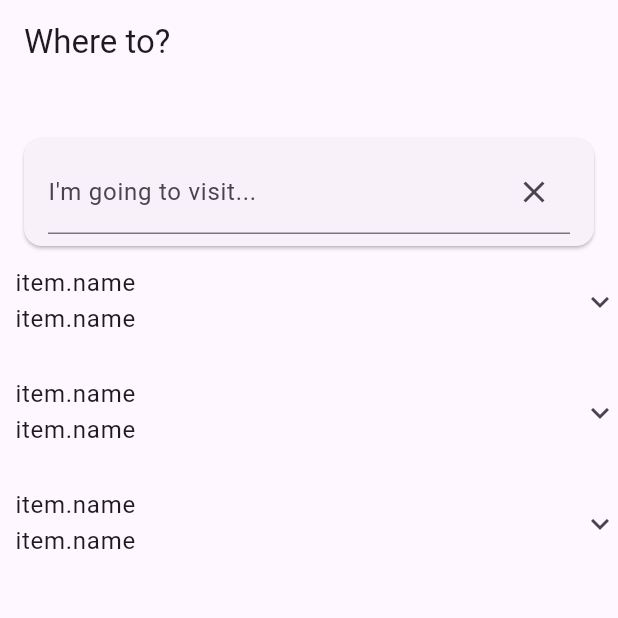
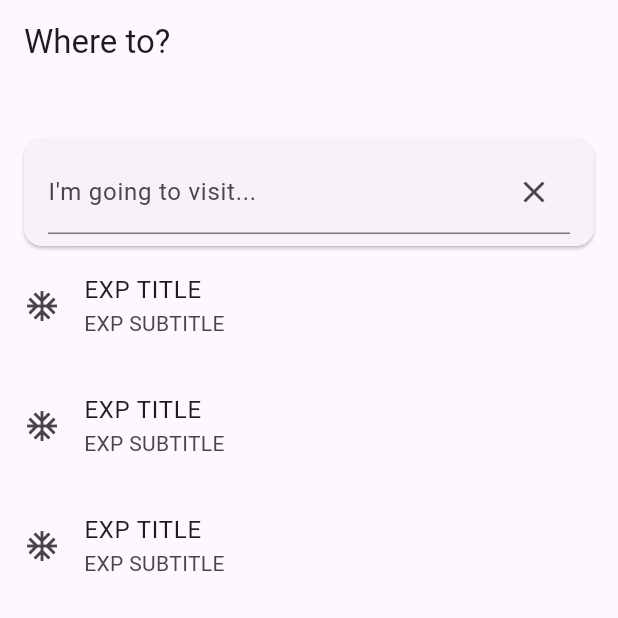
Before and after one commit to flyingV805/WDYWTG, a Flutter app: the screen it shows after launch, on a phone screen of 412 x 824 dp, the top half of it. Run offline on Flutter 3.47's test engine with Material 3 defaults, Android fonts, the phone set to English and light mode, and no system bars; our stand-ins replace dio, equatable, flutter_bloc, geolocator, lottie, retrofit and 3 more; missing offline and left inert: country_flags; generated files the repository leaves out were written again.

Commit message:
SavedPlace Expandable widget - InProgress

```diff
--- /dev/null
+++ b/devtools_options.yaml
@@ -0,0 +1,3 @@
+description: This file stores settings for Dart & Flutter DevTools.
+documentation: https://docs.flutter.dev/tools/devtools/extensions#configure-extension-enablement-states
+extensions:
--- a/lib/features/featureMain/widget/saved_place.dart
+++ b/lib/features/featureMain/widget/saved_place.dart
@@ -1,35 +1,127 @@
 import 'package:flutter/material.dart';
 
+const Duration _expandTime = Duration(milliseconds: 200);
+
 class SavedPlace extends StatefulWidget {
+  final bool initiallyExpanded;
+  final bool maintainState;
 
-  const SavedPlace({super.key});
+  const SavedPlace(
+      {super.key, this.initiallyExpanded = false, this.maintainState = false});
 
   @override
   State<StatefulWidget> createState() => _SavedPlaceState();
 
 }
 
-class _SavedPlaceState extends State<SavedPlace>{
+class _SavedPlaceState extends State<SavedPlace> with SingleTickerProviderStateMixin {
+
+  final Tween<double> _heightFactorTween = Tween<double>(begin: 0.0, end: 1.0);
 
   late AnimationController _animationController;
+  late CurvedAnimation _heightFactor;
+
+  bool _isExpanded = false;
 
   @override
-  Widget build(BuildContext context) {
-    // TODO: implement build
-    throw UnimplementedError();
+  void initState() {
+    _animationController = AnimationController(
+      duration: _expandTime,
+      vsync: this
+    );
+
+    _heightFactor = CurvedAnimation(
+      parent: _animationController.drive(_heightFactorTween),
+      curve: Curves.easeIn,
+    );
+
+    _isExpanded = PageStorage.maybeOf(context)?.readState(context) as bool? ??
+        widget.initiallyExpanded;
+
+    if (_isExpanded) {
+      _animationController.value = 1.0;
+    }
+
+    super.initState();
   }
-/*
-  Widget _buildChildren(BuildContext context, Widget? child) {
 
+  @override
+  void dispose() {
+    _animationController.dispose();
+    _heightFactor.dispose();
+    super.dispose();
+  }
+
+  void _handleTap() {
+    setState(() {
+      _isExpanded = !_isExpanded;
+      if (_isExpanded) {
+        _animationController.forward();
+      } else {
+        _animationController.reverse().then<void>((void value) {
+          if (!mounted) {
+            return;
+          }
+          setState(() {});
+        });
+      }
+      PageStorage.maybeOf(context)?.writeState(context, _isExpanded);
+    });
+
+  }
+
+  Widget _buildHeader(BuildContext context, Widget? child) {
+    return Column(children: [
+      ListTile(
+        onTap: _handleTap,
+        title: Text('EXP TITLE'),
+        leading: Icon(Icons.ac_unit_sharp),
+        subtitle: Text('EXP SUBTITLE'),
+      ),
+      ClipRect(
+        child: Align(
+          alignment: Alignment.center,
+          heightFactor: _heightFactor.value,
+          child: child,
+        ),
+      ),
+    ]);
   }
 
   @override
   Widget build(BuildContext context) {
+    final bool closed = !_isExpanded && _animationController.isDismissed;
+    final bool shouldRemoveChildren = closed && !widget.maintainState;
+
+    final Widget result = Offstage(
+      offstage: closed,
+      child: TickerMode(
+        enabled: !closed,
+        child: Padding(
+          padding: EdgeInsets.zero,
+          child: Column(
+            mainAxisSize: MainAxisSize.min,
+            crossAxisAlignment: CrossAxisAlignment.center,
+            children: [
+              Text('sdfsdfsdfsdfsdfsdf'),
+              Text('sdfsdfsdfsdfsdfsdf'),
+              Text('sdfsdfsdfsdfsdfsdf'),
+              Text('sdfsdfsdfsdfsdfsdf'),
+              Text('sdfsdfsdfsdfsdfsdf'),
+              Text('sdfsdfsdfsdfsdfsdf'),
+              Text('sdfsdfsdfsdfsdfsdf'),
+              Text('sdfsdfsdfsdfsdfsdf'),
+            ],
+          ),
+        ),
+      ),
+    );
+
     return AnimatedBuilder(
       animation: _animationController.view,
-      builder: _buildChildren,
+      builder: _buildHeader,
       child: shouldRemoveChildren ? null : result,
     );
   }
-*/
+
 }
--- a/lib/features/featureMain/widget/saved_places.dart
+++ b/lib/features/featureMain/widget/saved_places.dart
@@ -1,7 +1,7 @@
 import 'package:flutter/material.dart';
+import 'package:wdywtg/features/featureMain/widget/saved_place.dart';
 
 class SavedPlaces extends StatelessWidget {
-
   const SavedPlaces({super.key});
 
   @override
@@ -12,40 +12,9 @@ class SavedPlaces extends StatelessWidget {
       shrinkWrap: true,
       itemCount: 3,
       itemBuilder: (BuildContext context, int index) {
-        return ExpansionTile(
-          tilePadding: EdgeInsets.zero,
-          title: Row(
-            children: [
-              const SizedBox(width: 10),
-              Column(
-                crossAxisAlignment: CrossAxisAlignment.start,
-                children: [
-                  Text('item.name'),
-                  Text('item.name')
-                ],
-              ),
-            ],
-          ),
-          children: <Widget>[
-            Text('item.description'),
-            Text('item.description'),
-            Text('item.description'),
-            Text('item.description'),
-            Text('item.description'),
-            Text('item.description'),
-            Text('item.description'),
-            Text('item.description'),
-            Text('item.description'),
-            Text('item.description'),
-            Text('item.description'),
-            Text('item.description'),
-          ],
-        );
+        return SavedPlace();
       },
       separatorBuilder: (_, __) => const SizedBox(height: 8),
     );
   }
-
-
-
 }
```
Also changed, not shown: lib/core/openMeteo/response/search_response.dart (+18 -13 lines), 1 other file.
